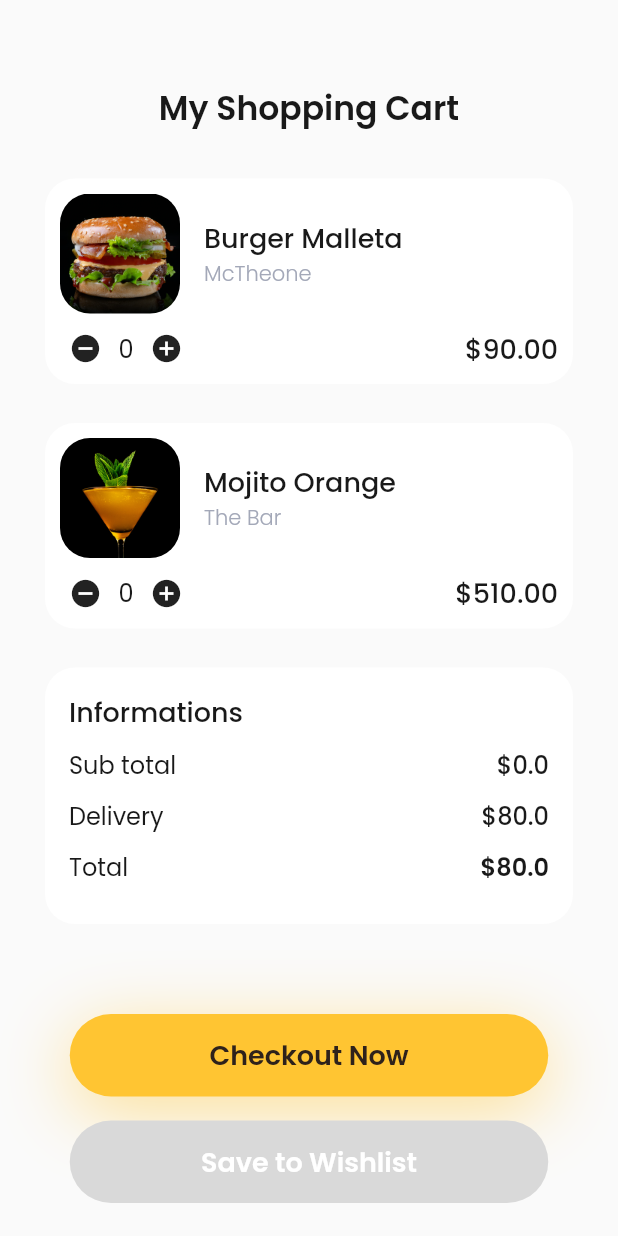
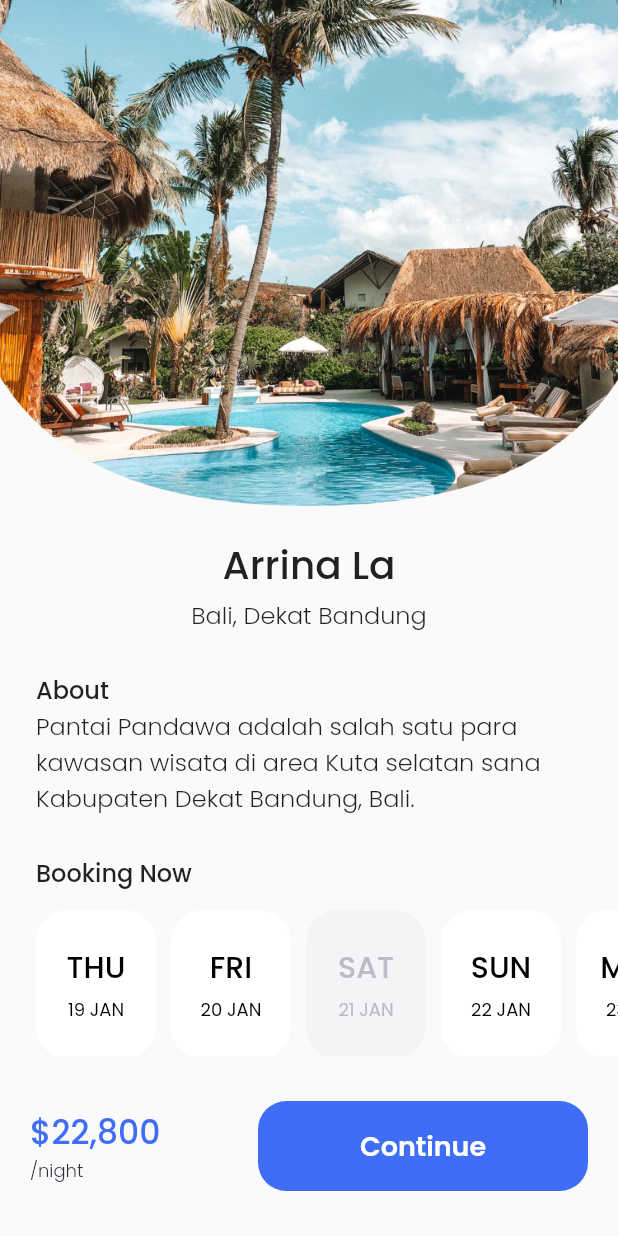
Before and after one commit to asbiqalalawi/ui_7_days, a Flutter app: the screen it shows after launch, on a phone screen of 412 x 824 dp. Run offline on Flutter 3.47's test engine with Material 2 defaults, Android fonts, the phone set to English and light mode, and no system bars; our stand-ins replace google_fonts.

Commit message:
Day 7 (Detail Screen)

```diff
--- a/lib/day7/cart_page.dart
+++ b/lib/day7/cart_page.dart
@@ -9,8 +9,8 @@ class CartPage extends StatefulWidget {
 }
 
 class _CartPageState extends State<CartPage> {
-  int cart1 = 0;
-  int cart2 = 0;
+  int cart1 = 1;
+  int cart2 = 1;
 
   @override
   Widget build(BuildContext context) {
--- /dev/null
+++ b/lib/day7/detail_screen.dart
@@ -0,0 +1,275 @@
+import 'package:flutter/material.dart';
+import 'package:google_fonts/google_fonts.dart';
+
+class DetailScreen extends StatefulWidget {
+  const DetailScreen({super.key});
+
+  @override
+  State<DetailScreen> createState() => _DetailScreenState();
+}
+
+class _DetailScreenState extends State<DetailScreen> {
+  int choosen = -1;
+
+  @override
+  Widget build(BuildContext context) {
+    return Scaffold(
+      body: Column(
+        crossAxisAlignment: CrossAxisAlignment.start,
+        children: [
+          Image.asset('assets/day_7/2_image.png'),
+          const SizedBox(
+            height: 20,
+          ),
+          Center(
+            child: Text(
+              'Arrina La',
+              style: GoogleFonts.poppins(
+                fontSize: 26,
+                fontWeight: FontWeight.w500,
+              ),
+            ),
+          ),
+          const SizedBox(
+            height: 2,
+          ),
+          Center(
+            child: Text(
+              'Bali, Dekat Bandung',
+              style: GoogleFonts.poppins(
+                fontSize: 16,
+                fontWeight: FontWeight.w300,
+              ),
+            ),
+          ),
+          const SizedBox(
+            height: 26,
+          ),
+          Padding(
+            padding: const EdgeInsets.symmetric(horizontal: 24),
+            child: Text(
+              'About',
+              style: GoogleFonts.poppins(
+                fontSize: 16,
+                fontWeight: FontWeight.w500,
+              ),
+            ),
+          ),
+          Padding(
+            padding: const EdgeInsets.symmetric(horizontal: 24),
+            child: Text(
+              'Pantai Pandawa adalah salah satu para kawasan wisata di area Kuta selatan sana Kabupaten Dekat Bandung, Bali.',
+              style: GoogleFonts.poppins(
+                fontSize: 16,
+                fontWeight: FontWeight.w300,
+              ),
+            ),
+          ),
+          const SizedBox(
+            height: 26,
+          ),
+          Padding(
+            padding: const EdgeInsets.symmetric(horizontal: 24),
+            child: Text(
+              'Booking Now',
+              style: GoogleFonts.poppins(
+                fontSize: 16,
+                fontWeight: FontWeight.w500,
+              ),
+            ),
+          ),
+          const SizedBox(
+            height: 12,
+          ),
+          SizedBox(
+            height: 100,
+            child: ListView(
+              scrollDirection: Axis.horizontal,
+              children: [
+                const SizedBox(
+                  width: 24,
+                ),
+                BookTile(
+                  day: 'THU',
+                  date: '19 JAN',
+                  choosen: choosen == 0,
+                  onTap: () => setState(() {
+                    choosen = 0;
+                  }),
+                ),
+                BookTile(
+                  day: 'FRI',
+                  date: '20 JAN',
+                  choosen: choosen == 1,
+                  onTap: () => setState(() {
+                    choosen = 1;
+                  }),
+                ),
+                BookTile(
+                  day: 'SAT',
+                  date: '21 JAN',
+                  choosen: false,
+                  available: choosen == 2,
+                  onTap: () {},
+                ),
+                BookTile(
+                  day: 'SUN',
+                  date: '22 JAN',
+                  choosen: choosen == 3,
+                  onTap: () => setState(() {
+                    choosen = 3;
+                  }),
+                ),
+                BookTile(
+                  day: 'MON',
+                  date: '23 JAN',
+                  choosen: choosen == 4,
+                  onTap: () => setState(() {
+                    choosen = 4;
+                  }),
+                ),
+              ],
+            ),
+          ),
+        ],
+      ),
+      bottomSheet: Padding(
+        padding: const EdgeInsets.symmetric(horizontal: 20, vertical: 30),
+        child: Row(
+          mainAxisAlignment: MainAxisAlignment.spaceBetween,
+          children: [
+            Column(
+              crossAxisAlignment: CrossAxisAlignment.start,
+              mainAxisSize: MainAxisSize.min,
+              children: [
+                Text(
+                  '\$22,800',
+                  style: GoogleFonts.poppins(
+                    fontSize: 22,
+                    color: const Color(0XFF3F6DF6),
+                    fontWeight: FontWeight.w500,
+                  ),
+                ),
+                Text(
+                  '/night',
+                  style: GoogleFonts.poppins(
+                    fontSize: 12,
+                    color: const Color(0XFF2F323A),
+                    fontWeight: FontWeight.w300,
+                  ),
+                ),
+              ],
+            ),
+            Container(
+              height: 60,
+              width: 220,
+              decoration: BoxDecoration(
+                color: const Color(0XFF3F6DF6),
+                borderRadius: BorderRadius.circular(19),
+              ),
+              child: Padding(
+                padding: const EdgeInsets.all(7),
+                child: Center(
+                  child: Text(
+                    'Continue',
+                    style: GoogleFonts.poppins(
+                      fontSize: 18,
+                      color: Colors.white,
+                      fontWeight: FontWeight.w600,
+                    ),
+                  ),
+                ),
+              ),
+            ),
+          ],
+        ),
+      ),
+    );
+  }
+}
+
+class BookTile extends StatelessWidget {
+  const BookTile({
+    Key? key,
+    required this.day,
+    required this.date,
+    this.available = true,
+    required this.choosen,
+    this.onTap,
+  }) : super(key: key);
+
+  final String day;
+  final String date;
+  final bool available;
+  final bool choosen;
+  final void Function()? onTap;
+
+  @override
+  Widget build(BuildContext context) {
+    return Row(
+      children: [
+        Stack(
+          children: [
+            GestureDetector(
+              onTap: onTap,
+              child: Container(
+                padding: const EdgeInsets.symmetric(horizontal: 10, vertical: 24),
+                width: 80,
+                decoration: BoxDecoration(
+                  borderRadius: BorderRadius.circular(22),
+                  color: available ? Colors.white : const Color(0XFFF4F4F6),
+                ),
+                child: Column(
+                  children: [
+                    Text(
+                      day,
+                      style: GoogleFonts.poppins(
+                        fontSize: 20,
+                        fontWeight: FontWeight.w500,
+                        color: available ? Colors.black : const Color(0XFFBABAC8),
+                      ),
+                    ),
+                    const SizedBox(
+                      height: 4,
+                    ),
+                    Text(
+                      date,
+                      style: GoogleFonts.poppins(
+                        fontSize: 12,
+                        fontWeight: FontWeight.w400,
+                        color: available ? Colors.black : const Color(0XFFBABAC8),
+                      ),
+                    ),
+                  ],
+                ),
+              ),
+            ),
+            if (choosen)
+              Positioned(
+                right: 0,
+                child: Container(
+                  height: 25,
+                  width: 27,
+                  decoration: const BoxDecoration(
+                    color: Color(0XFF3F6DF6),
+                    borderRadius: BorderRadius.only(
+                      topRight: Radius.circular(22),
+                      bottomLeft: Radius.circular(10),
+                    ),
+                  ),
+                  child: const Icon(
+                    Icons.check_rounded,
+                    color: Colors.white,
+                    size: 16,
+                  ),
+                ),
+              ),
+          ],
+        ),
+        const SizedBox(
+          width: 10,
+        ),
+      ],
+    );
+  }
+}
--- a/lib/main.dart
+++ b/lib/main.dart
@@ -12,6 +12,7 @@ import 'package:ui_7_days/day5/rating_page_2.dart';
 import 'package:ui_7_days/day6/pricing_page_1.dart';
 import 'package:ui_7_days/day6/pricing_page_2.dart';
 import 'package:ui_7_days/day7/cart_page.dart';
+import 'package:ui_7_days/day7/detail_screen.dart';
 
 void main() {
   runApp(const MyApp());
@@ -26,7 +27,7 @@ class MyApp extends StatelessWidget {
     return const MaterialApp(
       debugShowCheckedModeBanner: false,
       title: '7 Days UI',
-      home: CartPage(),
+      home: DetailScreen(),
     );
   }
 }
```
